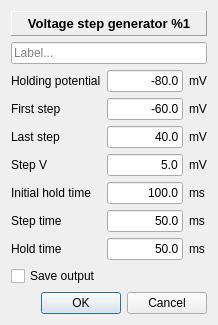
This is src/gui/VStepsDlg.ui in CompEphys-team/stdpc as Qt 5 draws it before an edit. The edited form follows.
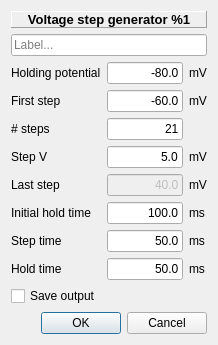
This is the edited form.

Commit message: Replaced VSteps endV with nSteps

Patch:
```diff
--- a/src/gui/VStepsDlg.ui
+++ b/src/gui/VStepsDlg.ui
@@ -14,64 +14,69 @@
    <string>Voltage stepper</string>
   </property>
   <layout class="QGridLayout" name="gridLayout">
-   <item row="3" column="1">
-    <widget class="QLineEdit" name="startVE">
+   <item row="9" column="0">
+    <widget class="QLabel" name="BaseAddressL_13">
      <property name="text">
-      <string>-60.0</string>
-     </property>
-     <property name="alignment">
-      <set>Qt::AlignRight|Qt::AlignTrailing|Qt::AlignVCenter</set>
-     </property>
-    </widget>
-   </item>
-   <item row="6" column="1">
-    <widget class="QLineEdit" name="t0E">
-     <property name="text">
-      <string>100.0</string>
-     </property>
-     <property name="alignment">
-      <set>Qt::AlignRight|Qt::AlignTrailing|Qt::AlignVCenter</set>
-     </property>
-    </widget>
-   </item>
-   <item row="4" column="1">
-    <widget class="QLineEdit" name="endVE">
-     <property name="text">
-      <string>40.0</string>
-     </property>
-     <property name="alignment">
-      <set>Qt::AlignRight|Qt::AlignTrailing|Qt::AlignVCenter</set>
-     </property>
-    </widget>
-   </item>
-   <item row="10" column="0" colspan="3">
-    <widget class="QDialogButtonBox" name="OkBox">
-     <property name="orientation">
-      <enum>Qt::Horizontal</enum>
-     </property>
-     <property name="standardButtons">
-      <set>QDialogButtonBox::Cancel|QDialogButtonBox::Ok</set>
-     </property>
-    </widget>
-   </item>
-   <item row="7" column="0">
-    <widget class="QLabel" name="BaseAddressL_11">
-     <property name="text">
-      <string>Step time</string>
-     </property>
-    </widget>
-   </item>
-   <item row="5" column="2">
-    <widget class="QLabel" name="BaseAddressL_8">
-     <property name="text">
-      <string>mV</string>
+      <string>Hold time</string>
      </property>
     </widget>
    </item>
    <item row="4" column="0">
     <widget class="QLabel" name="BaseAddressL_5">
      <property name="text">
-      <string>Last step</string>
+      <string># steps</string>
+     </property>
+    </widget>
+   </item>
+   <item row="1" column="0" colspan="3">
+    <widget class="QLineEdit" name="leLabel">
+     <property name="placeholderText">
+      <string>Label...</string>
+     </property>
+    </widget>
+   </item>
+   <item row="5" column="2">
+    <widget class="QLabel" name="BaseAddressL_8">
+     <property name="text">
+      <string>mV</string>
+     </property>
+    </widget>
+   </item>
+   <item row="5" column="0">
+    <widget class="QLabel" name="BaseAddressL_7">
+     <property name="text">
+      <string>Step V</string>
+     </property>
+    </widget>
+   </item>
+   <item row="8" column="2">
+    <widget class="QLabel" name="BaseAddressL_12">
+     <property name="text">
+      <string>ms</string>
+     </property>
+    </widget>
+   </item>
+   <item row="9" column="2">
+    <widget class="QLabel" name="BaseAddressL_14">
+     <property name="text">
+      <string>ms</string>
+     </property>
+    </widget>
+   </item>
+   <item row="3" column="0">
+    <widget class="QLabel" name="BaseAddressL_3">
+     <property name="text">
+      <string>First step</string>
+     </property>
+    </widget>
+   </item>
+   <item row="9" column="1">
+    <widget class="QLineEdit" name="tHoldE">
+     <property name="text">
+      <string>50.0</string>
+     </property>
+     <property name="alignment">
+      <set>Qt::AlignRight|Qt::AlignTrailing|Qt::AlignVCenter</set>
      </property>
     </widget>
    </item>
@@ -86,47 +91,23 @@
     </widget>
    </item>
    <item row="8" column="0">
-    <widget class="QLabel" name="BaseAddressL_13">
+    <widget class="QLabel" name="BaseAddressL_11">
      <property name="text">
-      <string>Hold time</string>
+      <string>Step time</string>
      </property>
     </widget>
    </item>
-   <item row="8" column="1">
-    <widget class="QLineEdit" name="tHoldE">
+   <item row="10" column="0" colspan="3">
+    <widget class="QCheckBox" name="cbSave">
      <property name="text">
-      <string>50.0</string>
-     </property>
-     <property name="alignment">
-      <set>Qt::AlignRight|Qt::AlignTrailing|Qt::AlignVCenter</set>
-     </property>
-    </widget>
-   </item>
-   <item row="3" column="0">
-    <widget class="QLabel" name="BaseAddressL_3">
-     <property name="text">
-      <string>First step</string>
-     </property>
-    </widget>
-   </item>
-   <item row="2" column="2">
-    <widget class="QLabel" name="BaseAddressL_2">
-     <property name="text">
-      <string>mV</string>
-     </property>
-    </widget>
-   </item>
-   <item row="2" column="0">
-    <widget class="QLabel" name="BaseAddressL">
-     <property name="text">
-      <string>Holding potential</string>
+      <string>Save output</string>
      </property>
     </widget>
    </item>
    <item row="7" column="1">
-    <widget class="QLineEdit" name="tStepE">
+    <widget class="QLineEdit" name="t0E">
      <property name="text">
-      <string>50.0</string>
+      <string>100.0</string>
      </property>
      <property name="alignment">
       <set>Qt::AlignRight|Qt::AlignTrailing|Qt::AlignVCenter</set>
@@ -171,22 +152,56 @@
      </property>
     </widget>
    </item>
-   <item row="8" column="2">
-    <widget class="QLabel" name="BaseAddressL_14">
+   <item row="2" column="0">
+    <widget class="QLabel" name="BaseAddressL">
      <property name="text">
-      <string>ms</string>
+      <string>Holding potential</string>
      </property>
     </widget>
    </item>
-   <item row="6" column="2">
-    <widget class="QLabel" name="BaseAddressL_10">
+   <item row="2" column="2">
+    <widget class="QLabel" name="BaseAddressL_2">
      <property name="text">
-      <string>ms</string>
+      <string>mV</string>
+     </property>
+    </widget>
+   </item>
+   <item row="7" column="0">
+    <widget class="QLabel" name="BaseAddressL_9">
+     <property name="text">
+      <string>Initial hold time</string>
+     </property>
+    </widget>
+   </item>
+   <item row="3" column="1">
+    <widget class="QLineEdit" name="startVE">
+     <property name="text">
+      <string>-60.0</string>
+     </property>
+     <property name="alignment">
+      <set>Qt::AlignRight|Qt::AlignTrailing|Qt::AlignVCenter</set>
+     </property>
+    </widget>
+   </item>
+   <item row="11" column="0" colspan="3">
+    <widget class="QDialogButtonBox" name="OkBox">
+     <property name="orientation">
+      <enum>Qt::Horizontal</enum>
+     </property>
+     <property name="standardButtons">
+      <set>QDialogButtonBox::Cancel|QDialogButtonBox::Ok</set>
+     </property>
+    </widget>
+   </item>
+   <item row="3" column="2">
+    <widget class="QLabel" name="BaseAddressL_4">
+     <property name="text">
+      <string>mV</string>
      </property>
     </widget>
    </item>
    <item row="7" column="2">
-    <widget class="QLabel" name="BaseAddressL_12">
+    <widget class="QLabel" name="BaseAddressL_10">
      <property name="text">
       <string>ms</string>
      </property>
@@ -202,45 +217,50 @@
      </property>
     </widget>
    </item>
-   <item row="1" column="0" colspan="3">
-    <widget class="QLineEdit" name="leLabel">
-     <property name="placeholderText">
-      <string>Label...</string>
-     </property>
-    </widget>
-   </item>
-   <item row="3" column="2">
-    <widget class="QLabel" name="BaseAddressL_4">
+   <item row="8" column="1">
+    <widget class="QLineEdit" name="tStepE">
      <property name="text">
-      <string>mV</string>
+      <string>50.0</string>
      </property>
-    </widget>
-   </item>
-   <item row="4" column="2">
-    <widget class="QLabel" name="BaseAddressL_6">
-     <property name="text">
-      <string>mV</string>
-     </property>
-    </widget>
-   </item>
-   <item row="5" column="0">
-    <widget class="QLabel" name="BaseAddressL_7">
-     <property name="text">
-      <string>Step V</string>
+     <property name="alignment">
+      <set>Qt::AlignRight|Qt::AlignTrailing|Qt::AlignVCenter</set>
      </property>
     </widget>
    </item>
    <item row="6" column="0">
-    <widget class="QLabel" name="BaseAddressL_9">
+    <widget class="QLabel" name="label">
      <property name="text">
-      <string>Initial hold time</string>
+      <string>Last step</string>
      </property>
     </widget>
    </item>
-   <item row="9" column="0" colspan="3">
-    <widget class="QCheckBox" name="cbSave">
+   <item row="6" column="1">
+    <widget class="QLineEdit" name="endVE">
+     <property name="enabled">
+      <bool>false</bool>
+     </property>
      <property name="text">
-      <string>Save output</string>
+      <string>40.0</string>
+     </property>
+     <property name="alignment">
+      <set>Qt::AlignRight|Qt::AlignTrailing|Qt::AlignVCenter</set>
+     </property>
+    </widget>
+   </item>
+   <item row="6" column="2">
+    <widget class="QLabel" name="BaseAddressL_6">
+     <property name="text">
+      <string>mV</string>
+     </property>
+    </widget>
+   </item>
+   <item row="4" column="1">
+    <widget class="QLineEdit" name="nStepsE">
+     <property name="text">
+      <string>21</string>
+     </property>
+     <property name="alignment">
+      <set>Qt::AlignRight|Qt::AlignTrailing|Qt::AlignVCenter</set>
      </property>
     </widget>
    </item>
```
The commit also changes 4 other files.
